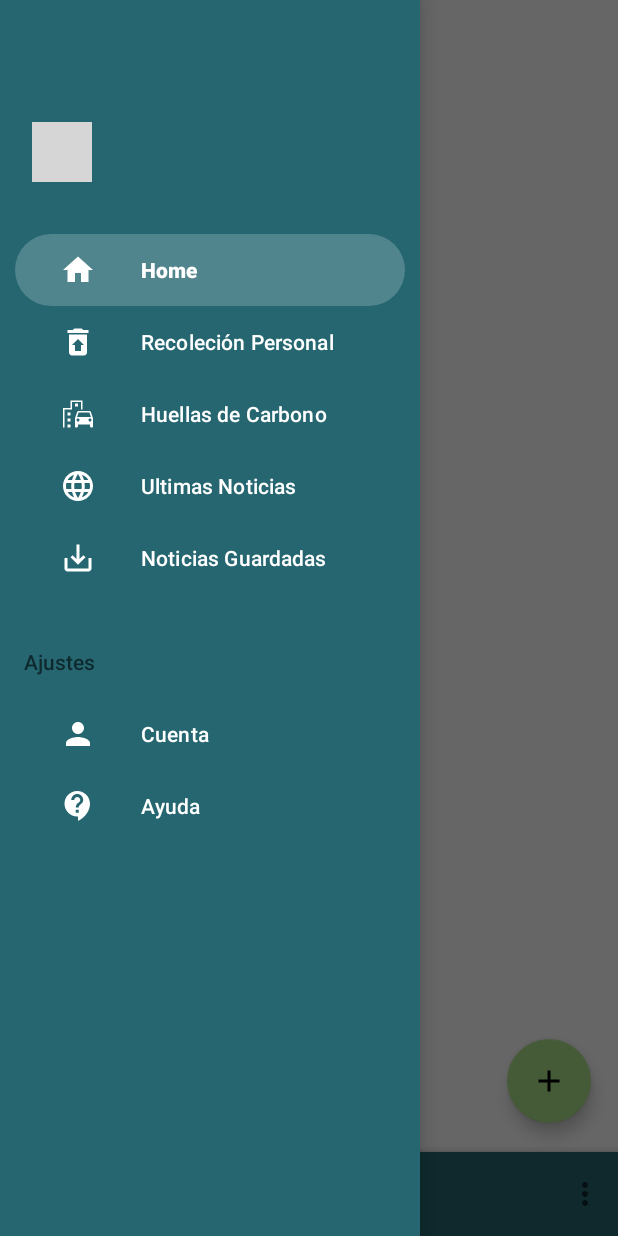
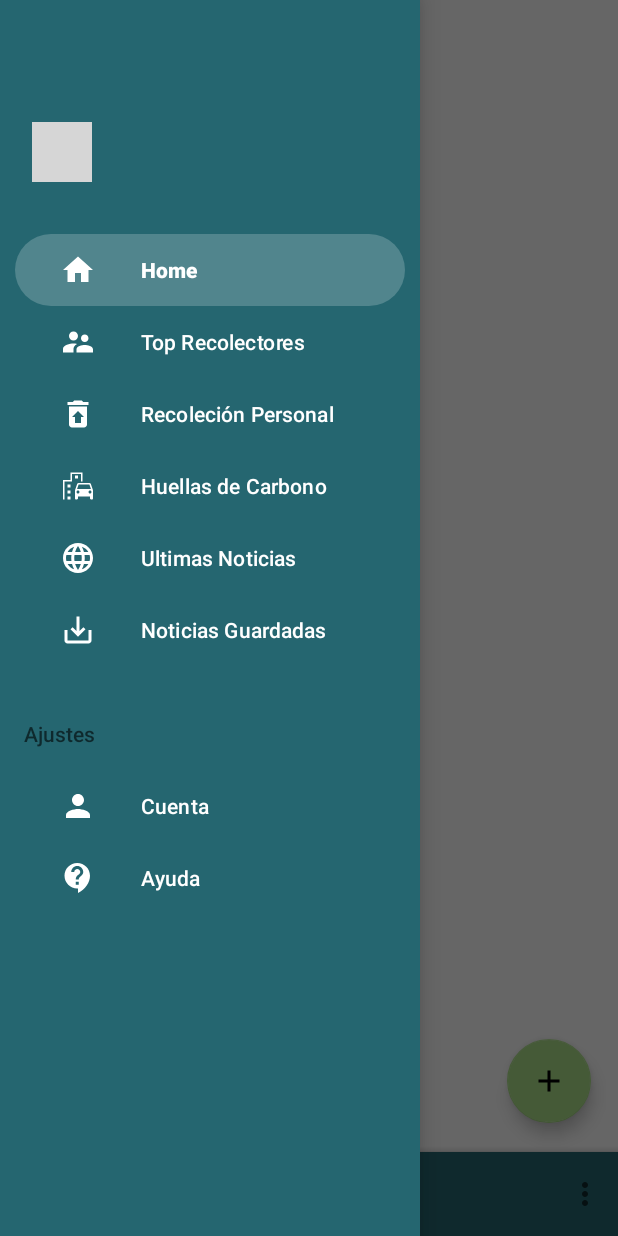
Before and after one commit to JoelLopez27/AppFootPrint, an Android app: the screen it shows after launch (MainActivity), with the side drawer open, on a phone screen of 412 x 824 dp. Run offline under Robolectric (Android 15) with nearby library versions, the phone set to English and light mode, and no system bars; our stand-ins replace CircleImageView, Firebase (no records; nobody signed in at launch, a user with empty details on screens opened directly), Room's generated code, navigation-ui; network calls fail; pictures from the network do not load; 6 statements that could not run were skipped; grey boxes are pictures that could not be loaded.

Commit message:
Update XML

```diff
--- a/app/src/main/res/layout/fragment_home.xml
+++ b/app/src/main/res/layout/fragment_home.xml
@@ -20,7 +20,7 @@
         android:layout_alignParentBottom="true"
         android:layout_alignParentEnd="true"
         android:layout_marginBottom="50dp"
-        android:layout_marginRight="10dp"
+        android:layout_marginEnd="10dp"
         android:contentDescription="@string/calcular_huella_de_carbono"
         app:itemIconTint="@color/white"
         app:srcCompat="@drawable/ic_add" />
--- a/app/src/main/res/menu/activity_main_drawer.xml
+++ b/app/src/main/res/menu/activity_main_drawer.xml
@@ -8,6 +8,10 @@
             android:id="@+id/nav_home"
             android:icon="@drawable/ic_home"
             android:title="@string/menu_home" />
+        <item
+            android:id="@+id/nav_topRecollects"
+            android:icon="@drawable/ic_account"
+            android:title="@string/top_recolectores" />
         <item
             android:id="@+id/nav_recollect"
             android:icon="@drawable/ic_restore_from_trash"
```
Also changed, not shown: app/src/main/res/layout/fragment_profile.xml (+20 -3 lines).
